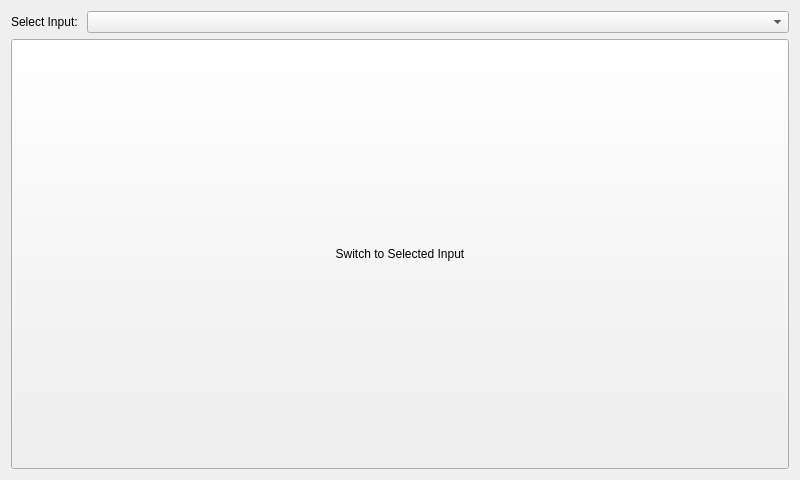
The window that forms/pirinputlistform.ui (jpietrzak8/Pierogi) describes before a commit, drawn with Qt 5.
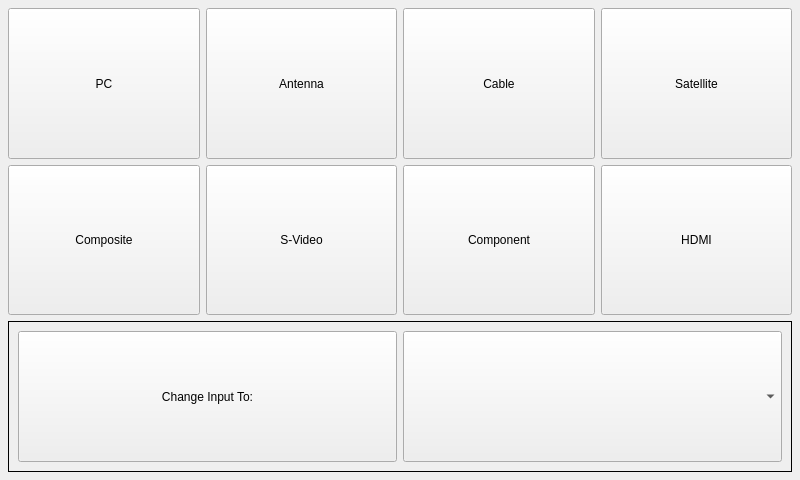
The same window after the commit.

What changed in the file:
```diff
--- a/forms/pirinputlistform.ui
+++ b/forms/pirinputlistform.ui
@@ -13,30 +13,25 @@
   <property name="windowTitle">
    <string>Form</string>
   </property>
-  <layout class="QVBoxLayout" name="verticalLayout">
-   <item>
-    <layout class="QHBoxLayout" name="horizontalLayout">
-     <item>
-      <widget class="QLabel" name="inputSelectorLabel">
-       <property name="text">
-        <string>Select Input: </string>
-       </property>
-      </widget>
-     </item>
-     <item>
-      <widget class="QComboBox" name="inputSelectorComboBox">
-       <property name="sizePolicy">
-        <sizepolicy hsizetype="Expanding" vsizetype="Fixed">
-         <horstretch>0</horstretch>
-         <verstretch>0</verstretch>
-        </sizepolicy>
-       </property>
-      </widget>
-     </item>
-    </layout>
+  <layout class="QGridLayout" name="gridLayout">
+   <property name="margin">
+    <number>8</number>
+   </property>
+   <item row="0" column="0">
+    <widget class="QPushButton" name="pcInputButton">
+     <property name="sizePolicy">
+      <sizepolicy hsizetype="Expanding" vsizetype="Expanding">
+       <horstretch>0</horstretch>
+       <verstretch>0</verstretch>
+      </sizepolicy>
+     </property>
+     <property name="text">
+      <string>PC</string>
+     </property>
+    </widget>
    </item>
-   <item>
-    <widget class="QPushButton" name="selectInputPushButton">
+   <item row="0" column="1">
+    <widget class="QPushButton" name="antennaInputButton">
      <property name="sizePolicy">
       <sizepolicy hsizetype="Expanding" vsizetype="Expanding">
        <horstretch>0</horstretch>
@@ -44,10 +39,120 @@
       </sizepolicy>
      </property>
      <property name="text">
-      <string>Switch to Selected Input</string>
+      <string>Antenna</string>
      </property>
     </widget>
    </item>
+   <item row="0" column="2">
+    <widget class="QPushButton" name="cableInputButton">
+     <property name="sizePolicy">
+      <sizepolicy hsizetype="Expanding" vsizetype="Expanding">
+       <horstretch>0</horstretch>
+       <verstretch>0</verstretch>
+      </sizepolicy>
+     </property>
+     <property name="text">
+      <string>Cable</string>
+     </property>
+    </widget>
+   </item>
+   <item row="0" column="3">
+    <widget class="QPushButton" name="satelliteInputButton">
+     <property name="sizePolicy">
+      <sizepolicy hsizetype="Expanding" vsizetype="Expanding">
+       <horstretch>0</horstretch>
+       <verstretch>0</verstretch>
+      </sizepolicy>
+     </property>
+     <property name="text">
+      <string>Satellite</string>
+     </property>
+    </widget>
+   </item>
+   <item row="1" column="0">
+    <widget class="QPushButton" name="compositeInputButton">
+     <property name="sizePolicy">
+      <sizepolicy hsizetype="Expanding" vsizetype="Expanding">
+       <horstretch>0</horstretch>
+       <verstretch>0</verstretch>
+      </sizepolicy>
+     </property>
+     <property name="text">
+      <string>Composite</string>
+     </property>
+    </widget>
+   </item>
+   <item row="1" column="1">
+    <widget class="QPushButton" name="svideoButton">
+     <property name="sizePolicy">
+      <sizepolicy hsizetype="Expanding" vsizetype="Expanding">
+       <horstretch>0</horstretch>
+       <verstretch>0</verstretch>
+      </sizepolicy>
+     </property>
+     <property name="text">
+      <string>S-Video</string>
+     </property>
+    </widget>
+   </item>
+   <item row="1" column="2">
+    <widget class="QPushButton" name="componentInputButton">
+     <property name="sizePolicy">
+      <sizepolicy hsizetype="Expanding" vsizetype="Expanding">
+       <horstretch>0</horstretch>
+       <verstretch>0</verstretch>
+      </sizepolicy>
+     </property>
+     <property name="text">
+      <string>Component</string>
+     </property>
+    </widget>
+   </item>
+   <item row="1" column="3">
+    <widget class="QPushButton" name="hdmiInputButton">
+     <property name="sizePolicy">
+      <sizepolicy hsizetype="Expanding" vsizetype="Expanding">
+       <horstretch>0</horstretch>
+       <verstretch>0</verstretch>
+      </sizepolicy>
+     </property>
+     <property name="text">
+      <string>HDMI</string>
+     </property>
+    </widget>
+   </item>
+   <item row="2" column="0" colspan="4">
+    <widget class="QFrame" name="InputListFrame">
+     <property name="frameShape">
+      <enum>QFrame::Box</enum>
+     </property>
+     <layout class="QHBoxLayout" name="horizontalLayout">
+      <item>
+       <widget class="QPushButton" name="selectInputPushButton">
+        <property name="sizePolicy">
+         <sizepolicy hsizetype="Expanding" vsizetype="Expanding">
+          <horstretch>0</horstretch>
+          <verstretch>0</verstretch>
+         </sizepolicy>
+        </property>
+        <property name="text">
+         <string>Change Input To:</string>
+        </property>
+       </widget>
+      </item>
+      <item>
+       <widget class="QComboBox" name="inputSelectorComboBox">
+        <property name="sizePolicy">
+         <sizepolicy hsizetype="Expanding" vsizetype="Expanding">
+          <horstretch>0</horstretch>
+          <verstretch>0</verstretch>
+         </sizepolicy>
+        </property>
+       </widget>
+      </item>
+     </layout>
+    </widget>
+   </item>
   </layout>
  </widget>
  <resources/>
```
Left out of the diff: 118 changed lines with no effect on the pictures.
